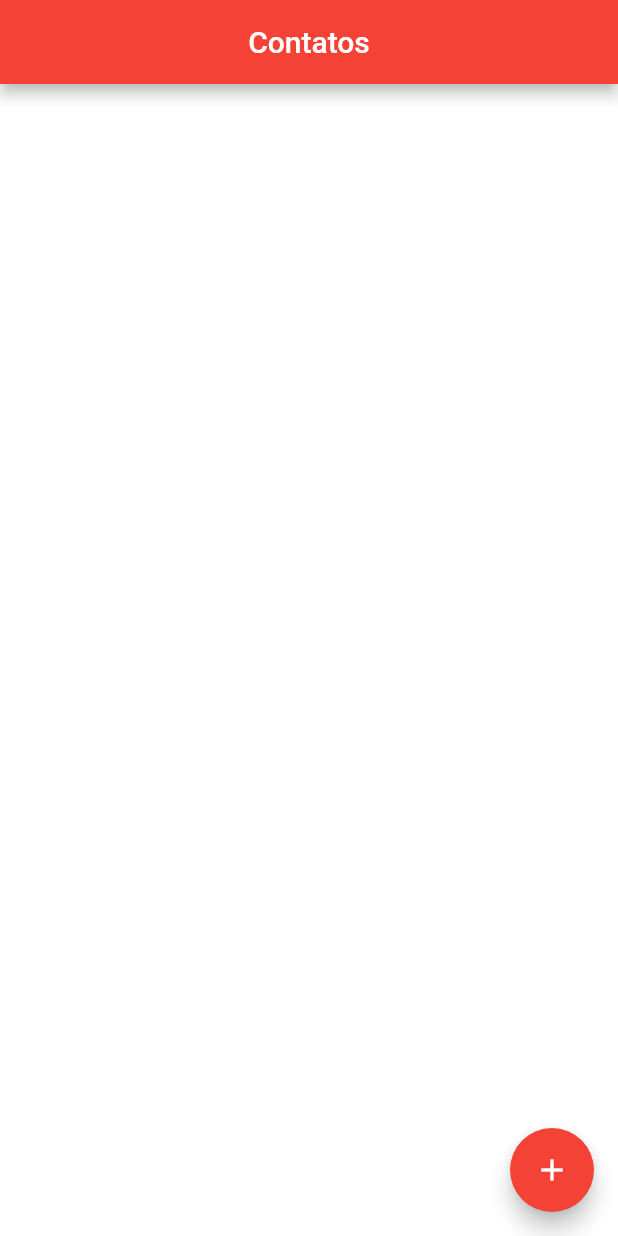
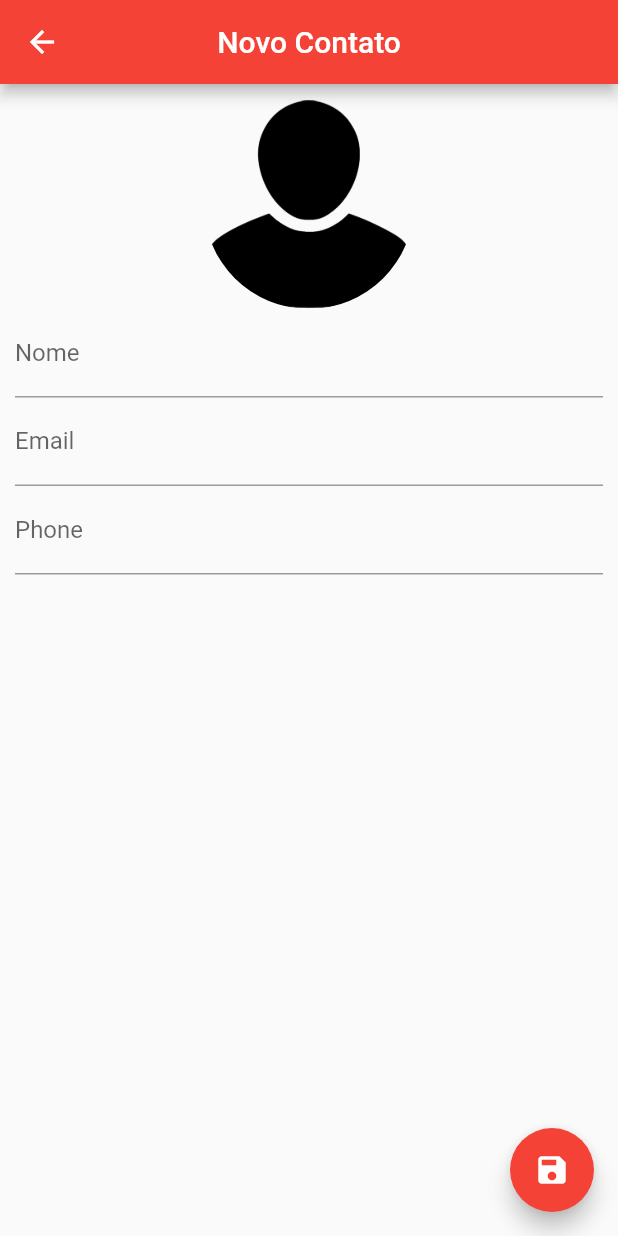
Before and after one commit to nando-win/contacts, a Flutter app: the screen it shows after launch, after a tap on the "add" icon, on a phone screen of 412 x 824 dp. Run offline on Flutter 3.47's test engine with Material 2 defaults, Android fonts, the phone set to English and light mode, and no system bars; our stand-ins replace sqflite; accounts and stored records are empty.

Commit message:
Edit and save contacts

```diff
--- a/lib/main.dart
+++ b/lib/main.dart
@@ -1,8 +1,10 @@
+import 'package:contacts/ui/contact_page.dart';
 import 'package:contacts/ui/home_page.dart';
 import 'package:flutter/material.dart';
 
 void main() {
   runApp(MaterialApp(
     home: HomePage(),
+    debugShowCheckedModeBanner: false,
   ));
 }
--- /dev/null
+++ b/lib/ui/contact_page.dart
@@ -0,0 +1,100 @@
+import 'dart:io';
+
+import 'package:contacts/helpers/contact_helper.dart';
+import 'package:flutter/material.dart';
+
+class ContactPage extends StatefulWidget {
+  // ContactPage({Key key}) : super(key: key);
+
+  final Contact contact;
+
+  ContactPage({this.contact});
+
+  @override
+  _ContactPageState createState() => _ContactPageState();
+}
+
+class _ContactPageState extends State<ContactPage> {
+  final _nameController = TextEditingController();
+  final _emailController = TextEditingController();
+  final _phoneController = TextEditingController();
+
+  bool _userEdited = false;
+  Contact _editedContact;
+
+  @override
+  void initState() {
+    super.initState();
+    if (widget.contact == null) {
+      _editedContact = Contact();
+    } else {
+      _editedContact = Contact.fromMap(widget.contact.toMap());
+      _nameController.text = _editedContact.name;
+      _emailController.text = _editedContact.email;
+      _phoneController.text = _editedContact.phone;
+    }
+  }
+
+  @override
+  Widget build(BuildContext context) {
+    return Scaffold(
+      appBar: AppBar(
+        backgroundColor: Colors.red,
+        title: Text(_editedContact.name ?? "Novo Contato"),
+        centerTitle: true,
+      ),
+      floatingActionButton: FloatingActionButton(
+        onPressed: () {},
+        child: Icon(Icons.save),
+        backgroundColor: Colors.red,
+      ),
+      body: SingleChildScrollView(
+        padding: EdgeInsets.all(10.0),
+        child: Column(
+          children: <Widget>[
+            GestureDetector(
+              child: Container(
+                width: 140.0,
+                height: 140.0,
+                decoration: BoxDecoration(
+                    shape: BoxShape.circle,
+                    image: DecorationImage(
+                        image: _editedContact.img != null
+                            ? FileImage(File(_editedContact.img))
+                            : AssetImage("images/person.png"))),
+              ),
+            ),
+            TextField(
+              controller: _nameController,
+              decoration: InputDecoration(labelText: "Nome"),
+              onChanged: (text) {
+                _userEdited = true;
+                setState(() {
+                  _editedContact.name = text;
+                });
+              },
+            ),
+            TextField(
+              controller: _emailController,
+              decoration: InputDecoration(labelText: "Email"),
+              onChanged: (text) {
+                _userEdited = true;
+                _editedContact.email = text;
+              },
+              keyboardType: TextInputType.emailAddress,
+            ),
+            TextField(
+              controller: _phoneController,
+              decoration: InputDecoration(labelText: "Phone"),
+              onChanged: (text) {
+                _userEdited = true;
+                _editedContact.phone = text;
+              },
+              keyboardType: TextInputType.phone,
+            )
+          ],
+        ),
+      ),
+    );
+  }
+}
--- a/lib/ui/home_page.dart
+++ b/lib/ui/home_page.dart
@@ -1,6 +1,7 @@
 import 'dart:io';
 
 import 'package:contacts/helpers/contact_helper.dart';
+import 'package:contacts/ui/contact_page.dart';
 import 'package:flutter/material.dart';
 
 class HomePage extends StatefulWidget {
@@ -31,10 +32,6 @@ class _HomePageState extends State<HomePage> {
     // c.img = "imgtest";
 
     // helper.saveContact(c);
-
-    helper.getAllContacts().then((list) {
-      print(list);
-    });
   }
 
   @override
@@ -47,7 +44,9 @@ class _HomePageState extends State<HomePage> {
       ),
       backgroundColor: Colors.white,
       floatingActionButton: FloatingActionButton(
-        onPressed: () {},
+        onPressed: () {
+          _showContactPage();
+        },
         child: Icon(Icons.add),
         backgroundColor: Colors.red,
       ),
@@ -103,6 +102,29 @@ class _HomePageState extends State<HomePage> {
           ),
         ),
       ),
+      onTap: () {
+        _showContactPage(contact: contacts[index]);
+      },
     );
   }
+
+  void _showContactPage({Contact contact}) async {
+    final recContact = await Navigator.push(
+        context, MaterialPageRoute(builder: (context) => ContactPage()));
+    if (recContact != null) {
+      if (contact != null) {
+        await helper.updateContact(recContact);
+        _getAllContacts();
+      } else {
+        await helper.saveContact(recContact);
+      }
+      _getAllContacts();
+    }
+  }
+
+  void _getAllContacts() {
+    helper.getAllContacts().then((list) {
+      print(list);
+    });
+  }
 }
```
Also changed, not shown: pubspec.lock.
